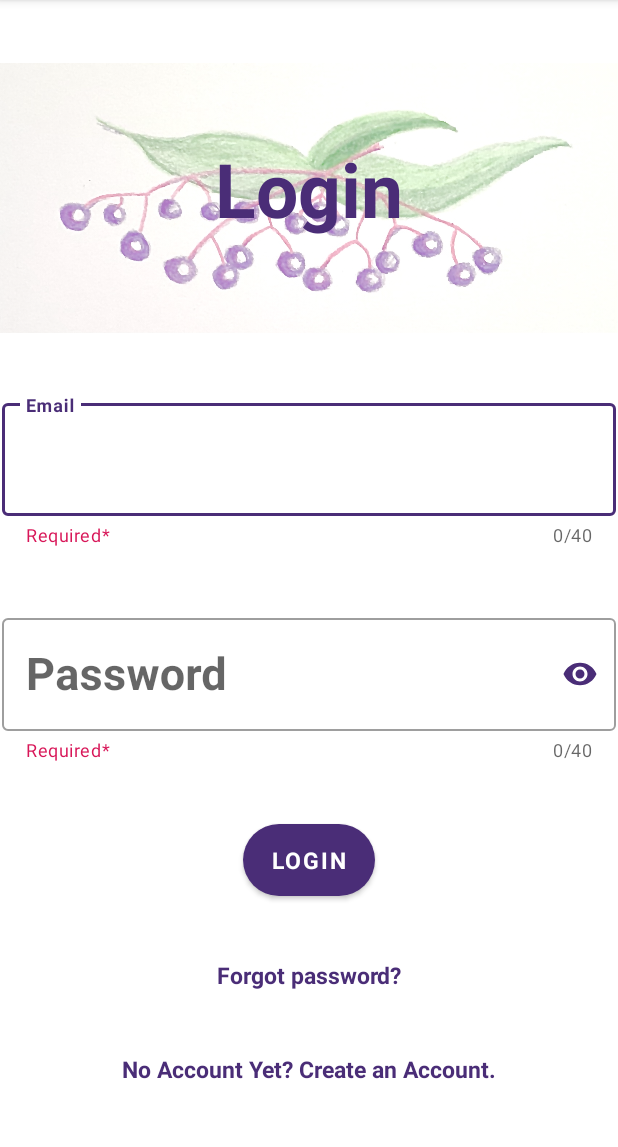
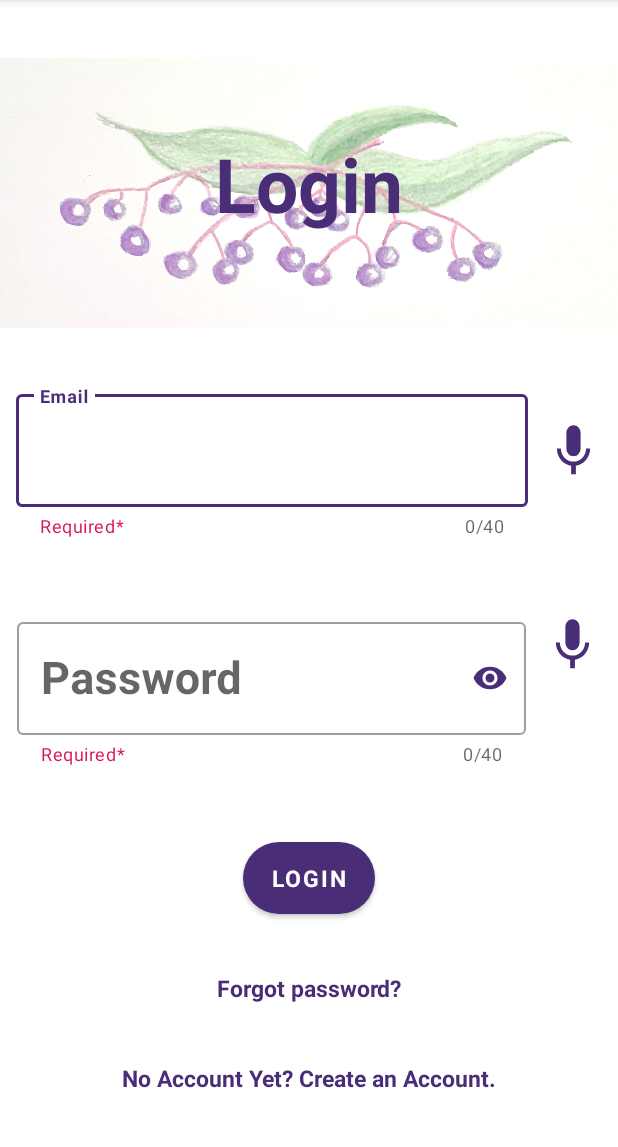
Before and after one commit to ewillia1/Elderberry, an Android app: the screen it shows after launch (LoginActivity), on a phone screen of 412 x 824 dp, the part 84-1231 px from its top. Run offline under Robolectric (Android 15) with nearby library versions, the phone set to English and light mode, and no system bars; our stand-ins replace Firebase (no records; nobody signed in at launch, a user with empty details on screens opened directly); Roboto replaces fonts that are not available here.

Commit message:
Is not working -- going to revert but wanted to push changed just in case I want to go back and look at changes.

```diff
--- a/app/src/main/java/edu/northeastern/elderberry/addMed/SetDatesFragment.java
+++ b/app/src/main/java/edu/northeastern/elderberry/addMed/SetDatesFragment.java
@@ -8,7 +8,7 @@ import android.util.Log;
 import android.view.LayoutInflater;
 import android.view.View;
 import android.view.ViewGroup;
-import android.widget.ImageView;
+import android.widget.ImageButton;
 import android.widget.TextView;
 import android.widget.Toast;
 
@@ -77,12 +77,12 @@ public class SetDatesFragment extends Fragment {
         this.fromDateSet = false;
         this.set_from = view.findViewById(R.id.fromTextView);
         this.set_to = view.findViewById(R.id.toTextView);
-        ImageView from_image = view.findViewById(R.id.from_image);
+        ImageButton from_image = view.findViewById(R.id.from_image);
         from_image.setOnClickListener(v -> {
             Log.d(TAG, "_____onClick (from_image)");
             this.from_datePickerDialog.show();
         });
-        ImageView to_image = view.findViewById(R.id.to_image);
+        ImageButton to_image = view.findViewById(R.id.to_image);
         to_image.setOnClickListener(v -> {
             Log.d(TAG, "_____onClick (to_image)");
             this.to_datePickerDialog.show();
--- /dev/null
+++ b/app/src/main/res/drawable/microphone_icon.xml
@@ -0,0 +1,5 @@
+<vector android:height="24dp" android:tint="#4A2D77"
+    android:viewportHeight="24" android:viewportWidth="24"
+    android:width="24dp" xmlns:android="http://schemas.android.com/apk/res/android">
+    <path android:fillColor="@android:color/white" android:pathData="M12,14c1.66,0 2.99,-1.34 2.99,-3L15,5c0,-1.66 -1.34,-3 -3,-3S9,3.34 9,5v6c0,1.66 1.34,3 3,3zM17.3,11c0,3 -2.54,5.1 -5.3,5.1S6.7,14 6.7,11L5,11c0,3.41 2.72,6.23 6,6.72L11,21h2v-3.28c3.28,-0.48 6,-3.3 6,-6.72h-1.7z"/>
+</vector>
--- a/app/src/main/res/layout/activity_login.xml
+++ b/app/src/main/res/layout/activity_login.xml
@@ -22,22 +22,22 @@
         android:textSize="50sp"
         android:textStyle="bold"
         app:layout_constraintBottom_toTopOf="@+id/textInputLayout8"
-        app:layout_constraintEnd_toEndOf="parent"
         app:layout_constraintStart_toStartOf="parent"
         app:layout_constraintTop_toTopOf="parent" />
 
     <com.google.android.material.textfield.TextInputLayout
         android:id="@+id/textInputLayout8"
         style="@style/Widget.MaterialComponents.TextInputLayout.OutlinedBox"
-        android:layout_width="409dp"
-        android:layout_height="wrap_content"
+        android:layout_width="341dp"
+        android:layout_height="113dp"
         app:counterEnabled="true"
         app:counterMaxLength="40"
         app:endIconMode="clear_text"
         app:helperText="Required*"
         app:helperTextTextColor="@color/textHintColor"
         app:layout_constraintBottom_toTopOf="@+id/textInputLayout9"
-        app:layout_constraintEnd_toEndOf="parent"
+        app:layout_constraintEnd_toStartOf="@+id/emailMic"
+        app:layout_constraintHorizontal_bias="0.5"
         app:layout_constraintStart_toStartOf="parent"
         app:layout_constraintTop_toBottomOf="@+id/loginImage">
 
@@ -47,29 +47,43 @@
             android:layout_height="wrap_content"
             android:fontFamily="@font/bellota_bold"
             android:hint="@string/email"
+            android:inputType="textEmailAddress"
             android:maxLength="40"
             android:textColor="@color/main"
             android:textColorHint="@color/main"
             android:textSize="30sp"
-            android:textStyle="bold"
-            android:inputType="textEmailAddress" />
+            android:textStyle="bold" />
     </com.google.android.material.textfield.TextInputLayout>
+
+    <ImageButton
+        android:id="@+id/emailMic"
+        android:layout_width="38dp"
+        android:layout_height="41dp"
+        android:layout_marginTop="37dp"
+        android:layout_marginBottom="64dp"
+        android:background="@drawable/microphone_icon"
+        app:layout_constraintBottom_toTopOf="@+id/textInputLayout9"
+        app:layout_constraintEnd_toEndOf="parent"
+        app:layout_constraintHorizontal_bias="0.5"
+        app:layout_constraintStart_toEndOf="@+id/textInputLayout8"
+        app:layout_constraintTop_toBottomOf="@+id/loginImage" />
 
     <com.google.android.material.textfield.TextInputLayout
         android:id="@+id/textInputLayout9"
         style="@style/Widget.MaterialComponents.TextInputLayout.OutlinedBox"
-        android:layout_width="409dp"
-        android:layout_height="wrap_content"
+        android:layout_width="339dp"
+        android:layout_height="114dp"
         app:counterEnabled="true"
         app:counterMaxLength="40"
-        app:passwordToggleEnabled="true"
-        app:passwordToggleTint="@color/main"
         app:helperText="Required*"
         app:helperTextTextColor="@color/textHintColor"
         app:layout_constraintBottom_toTopOf="@+id/loginButton"
-        app:layout_constraintEnd_toEndOf="parent"
+        app:layout_constraintEnd_toStartOf="@+id/passwordMic"
+        app:layout_constraintHorizontal_bias="0.5"
         app:layout_constraintStart_toStartOf="parent"
-        app:layout_constraintTop_toBottomOf="@+id/textInputLayout8">
+        app:layout_constraintTop_toBottomOf="@+id/textInputLayout8"
+        app:passwordToggleEnabled="true"
+        app:passwordToggleTint="@color/main">
 
         <com.google.android.material.textfield.TextInputEditText
             android:id="@+id/loginPassword"
@@ -77,13 +91,26 @@
             android:layout_height="wrap_content"
             android:fontFamily="@font/bellota_bold"
             android:hint="@string/password"
+            android:inputType="textPassword"
             android:maxLength="40"
             android:textColor="@color/main"
             android:textColorHint="@color/main"
             android:textSize="30sp"
-            android:textStyle="bold"
-            android:inputType="textPassword" />
+            android:textStyle="bold" />
     </com.google.android.material.textfield.TextInputLayout>
+
+    <ImageButton
+        android:id="@+id/passwordMic"
+        android:layout_width="38dp"
+        android:layout_height="41dp"
+        android:layout_marginTop="37dp"
+        android:background="@drawable/microphone_icon"
+        app:layout_constraintBottom_toBottomOf="parent"
+        app:layout_constraintEnd_toEndOf="parent"
+        app:layout_constraintHorizontal_bias="0.5"
+        app:layout_constraintStart_toEndOf="@+id/textInputLayout9"
+        app:layout_constraintTop_toBottomOf="@+id/textInputLayout8"
+        app:layout_constraintVertical_bias="0.004" />
 
     <Button
         android:id="@+id/loginButton"
@@ -115,8 +142,8 @@
 
     <TextView
         android:id="@+id/createAccount"
-        android:layout_width="373dp"
-        android:layout_height="24dp"
+        android:layout_width="wrap_content"
+        android:layout_height="wrap_content"
         android:fontFamily="@font/bellota_bold"
         android:text="@string/no_account_yet_create_an_account"
         android:textAlignment="center"
--- a/app/src/main/res/layout/fragment_set_dates.xml
+++ b/app/src/main/res/layout/fragment_set_dates.xml
@@ -32,7 +32,7 @@
         app:layout_constraintStart_toEndOf="@+id/fromTitle"
         app:layout_constraintTop_toTopOf="parent" />
 
-    <ImageView
+    <ImageButton
         android:id="@+id/from_image"
         android:layout_width="50dp"
         android:layout_height="50dp"
@@ -86,7 +86,7 @@
         app:layout_constraintStart_toEndOf="@+id/toTitle"
         app:layout_constraintTop_toBottomOf="@+id/fromTextView" />
 
-    <ImageView
+    <ImageButton
         android:id="@+id/to_image"
         android:layout_width="50dp"
         android:layout_height="50dp"
```
Also changed, not shown: app/src/main/java/edu/northeastern/elderberry/LoginActivity.java (+71 -1 lines).
